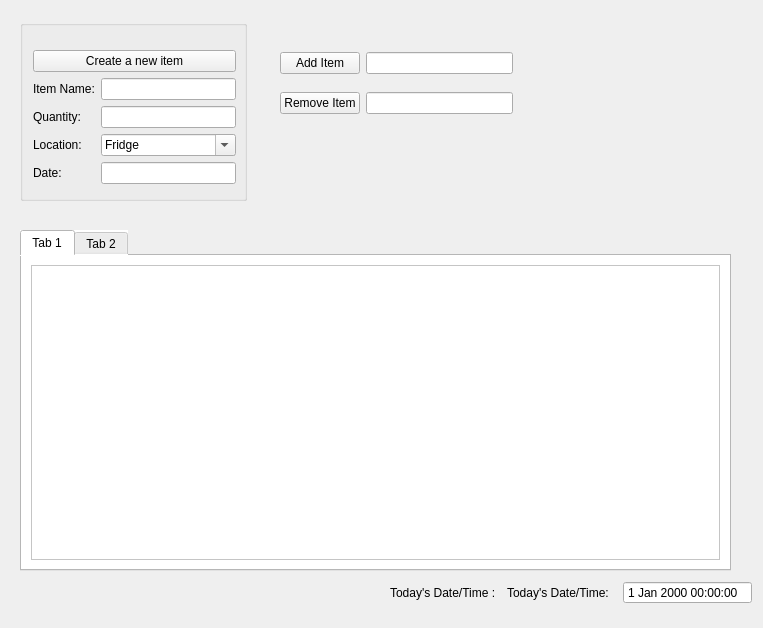
Before: the Qt Designer form QtDesigner/My_House_Inventory_01.ui in ngogb02/CS50P-Final-Project, drawn with Qt 5.
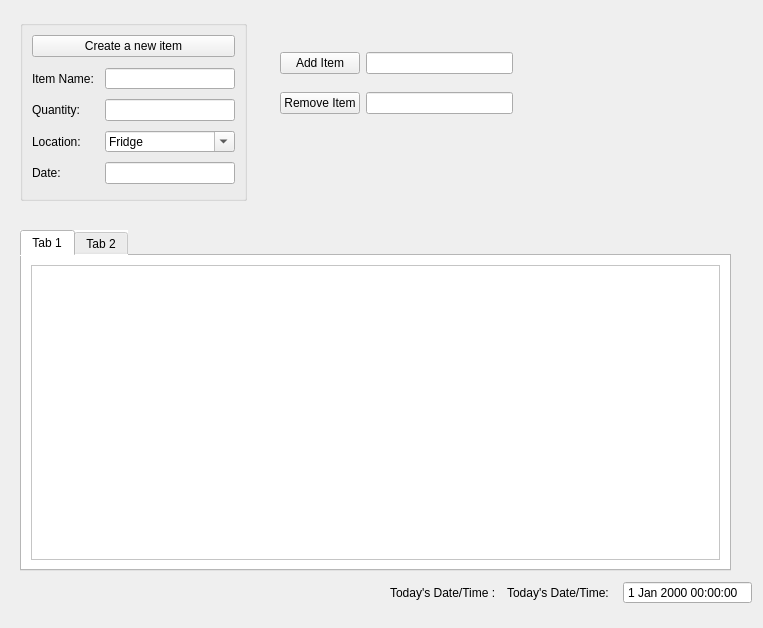
After: the same form once the commit is applied. Icons and pictures are not drawn.

Commit message: need to separate the class into different files for cleanliness. And continue connection inputs to Create_An_Item function in project.py

```diff
--- a/QtDesigner/My_House_Inventory_01.ui
+++ b/QtDesigner/My_House_Inventory_01.ui
@@ -203,6 +203,12 @@
      <height>181</height>
     </rect>
    </property>
+   <property name="minimumSize">
+    <size>
+     <width>0</width>
+     <height>170</height>
+    </size>
+   </property>
    <property name="autoFillBackground">
     <bool>false</bool>
    </property>
@@ -215,16 +221,18 @@
    <property name="checkable">
     <bool>false</bool>
    </property>
-   <widget class="QWidget" name="layoutWidget">
-    <property name="geometry">
-     <rect>
-      <x>13</x>
-      <y>30</y>
-      <width>203</width>
-      <height>141</height>
-     </rect>
-    </property>
-    <layout class="QVBoxLayout" name="verticalLayout_3">
+   <layout class="QVBoxLayout" name="verticalLayout_4">
+    <item>
+     <layout class="QVBoxLayout" name="verticalLayout_3" stretch="0,0">
+      <property name="spacing">
+       <number>11</number>
+      </property>
+      <property name="sizeConstraint">
+       <enum>QLayout::SizeConstraint::SetNoConstraint</enum>
+      </property>
+      <property name="bottomMargin">
+       <number>5</number>
+      </property>
      <item>
       <widget class="QPushButton" name="Create_An_Item_Button">
        <property name="text">
@@ -238,6 +246,12 @@
      </item>
      <item>
       <layout class="QFormLayout" name="formLayout">
+        <property name="verticalSpacing">
+         <number>10</number>
+        </property>
+        <property name="bottomMargin">
+         <number>0</number>
+        </property>
        <item row="0" column="0">
         <widget class="QLabel" name="label_item_name">
          <property name="text">
@@ -335,7 +349,8 @@
       </layout>
      </item>
     </layout>
-   </widget>
+    </item>
+   </layout>
   </widget>
  </widget>
  <resources>
```
Lines whose indentation alone changed are shown as unchanged. The commit also changes 2 other files.
